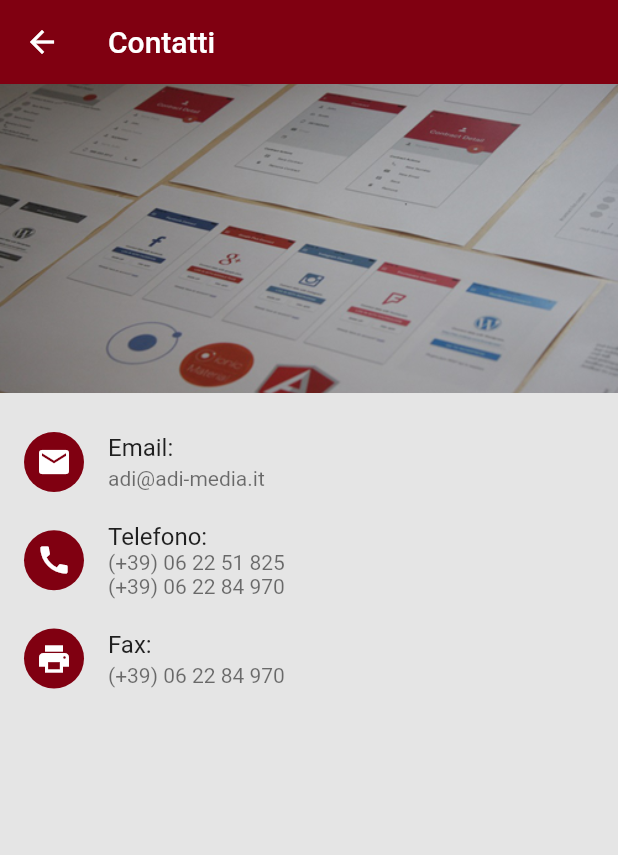
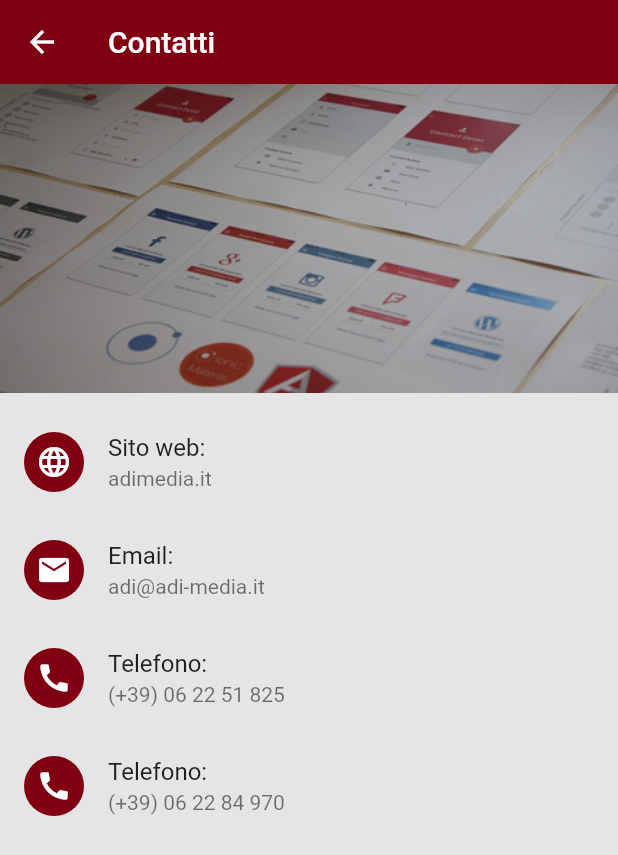
Before and after one commit to theFreeman96/inni-di-lode, a Flutter app: the screen it shows after launch, in the side drawer, after a tap on "Contatti", on a phone screen of 412 x 824 dp. Shown: the top 855 px of the screen. Run offline on Flutter 3.47's test engine with Material 2 defaults, Android fonts, the phone set to English and light mode, and no system bars; our stand-ins replace audioplayers, flutter_html, font_awesome_flutter, pdf, share_plus, shared_preferences and 1 more; missing offline and left inert: html2md, number_paginator; accounts and stored records are empty.

Commit message:
Browsing web pages, dialing and sending mails now working

```diff
--- a/lib/screens/info/info_body.dart
+++ b/lib/screens/info/info_body.dart
@@ -1,4 +1,5 @@
 import 'package:flutter/material.dart';
+import 'package:url_launcher/link.dart';
 
 import '/theme/constants.dart';
 
@@ -18,27 +19,62 @@ class _InfoBodyState extends State<InfoBody> {
         top: kDefaultPadding * 0.5,
         bottom: kDefaultPadding * 0.5,
       ),
-      children: const <Widget>[
-        ListTile(
-          leading: CircleAvatar(
-            child: Icon(Icons.email),
-          ),
-          title: Text('Email:'),
-          subtitle: Text('adi@adi-media.it'),
+      children: <Widget>[
+        Link(
+          uri: Uri.parse('https://www.adimedia.it/'),
+          target: LinkTarget.blank,
+          builder: (context, followLink) {
+            return ListTile(
+              leading: const CircleAvatar(
+                child: Icon(Icons.language),
+              ),
+              title: const Text('Sito web:'),
+              subtitle: const Text('adimedia.it'),
+              onTap: followLink,
+            );
+          },
         ),
-        ListTile(
-          leading: CircleAvatar(
-            child: Icon(Icons.call),
-          ),
-          title: Text('Telefono:'),
-          subtitle: Text('(+39) 06 22 51 825\n(+39) 06 22 84 970'),
+        Link(
+          uri: Uri.parse('mailto:adi@adi-media.it'),
+          target: LinkTarget.blank,
+          builder: (context, followLink) {
+            return ListTile(
+              leading: const CircleAvatar(
+                child: Icon(Icons.email),
+              ),
+              title: const Text('Email:'),
+              subtitle: const Text('adi@adi-media.it'),
+              onTap: followLink,
+            );
+          },
         ),
-        ListTile(
-          leading: CircleAvatar(
-            child: Icon(Icons.print),
-          ),
-          title: Text('Fax:'),
-          subtitle: Text('(+39) 06 22 84 970'),
+        Link(
+          uri: Uri.parse('tel:+39062251825'),
+          target: LinkTarget.blank,
+          builder: (context, followLink) {
+            return ListTile(
+              leading: const CircleAvatar(
+                child: Icon(Icons.call),
+              ),
+              title: const Text('Telefono:'),
+              subtitle: const Text('(+39) 06 22 51 825'),
+              onTap: followLink,
+            );
+          },
+        ),
+        Link(
+          uri: Uri.parse('tel:+39062284970'),
+          target: LinkTarget.blank,
+          builder: (context, followLink) {
+            return ListTile(
+              leading: const CircleAvatar(
+                child: Icon(Icons.call),
+              ),
+              title: const Text('Telefono:'),
+              subtitle: const Text('(+39) 06 22 84 970'),
+              onTap: followLink,
+            );
+          },
         ),
       ],
     );
--- a/pubspec.yaml
+++ b/pubspec.yaml
@@ -28,6 +28,7 @@ dependencies:
   font_awesome_flutter: ^10.1.0
   number_paginator: ^0.2.0
   audioplayers: ^1.0.1
+  url_launcher: ^6.1.5
 
   # Data
   sqflite: any
```
Also changed, not shown: pubspec.lock, 2 other files.
